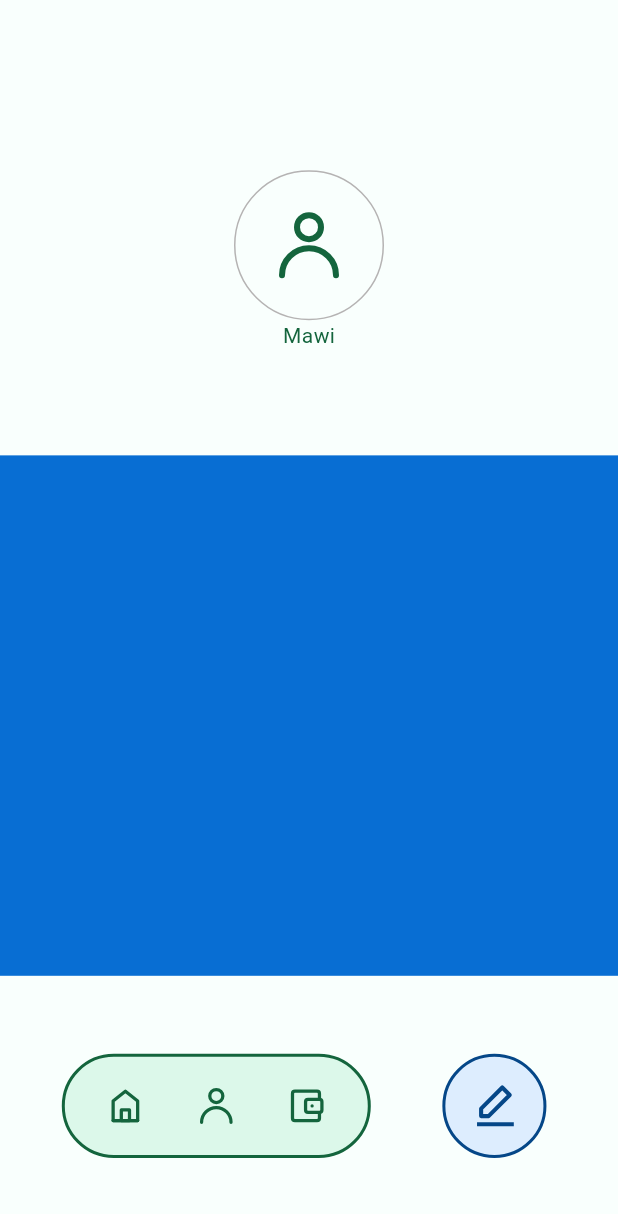
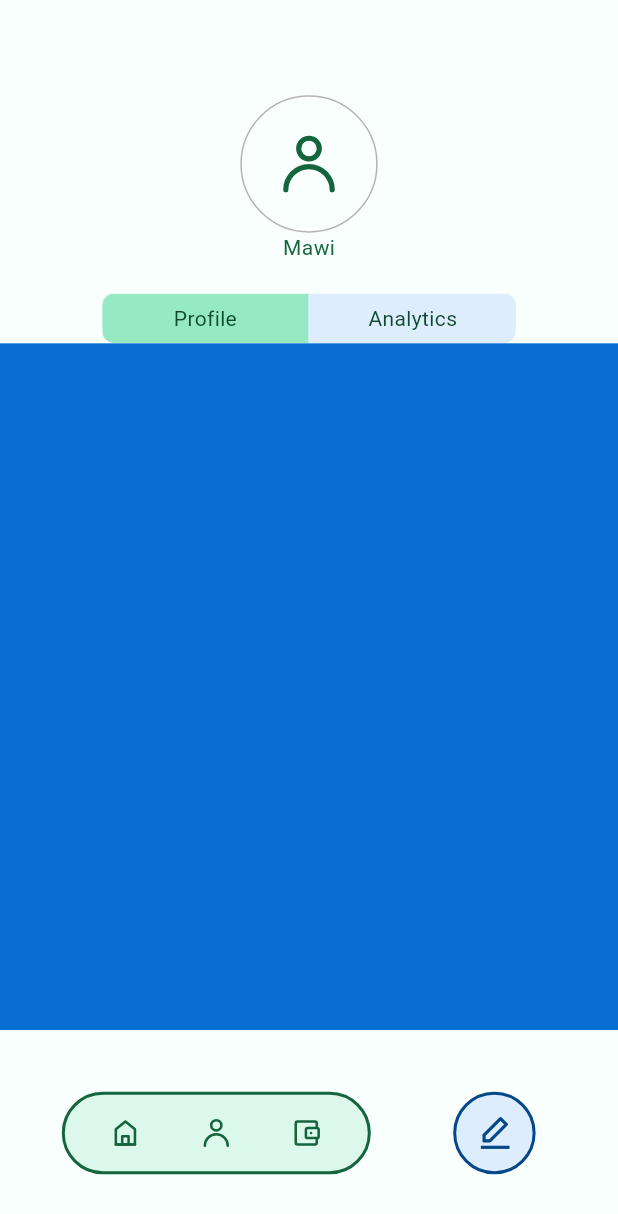
Before and after one commit to mawi-delosreyes/Trakua, a Flutter app: the screen it shows after launch, on a phone screen of 412 x 824 dp. Shown: the top 1214 px of the screen. Run offline on Flutter 3.47's test engine with Material 3 defaults, Android fonts, the phone set to English and light mode, and no system bars; drawn by our look-alikes of toggle_switch; our stand-ins replace flutter_svg.

```diff
--- a/Frontend/lib/screens/ProfileScreen.dart
+++ b/Frontend/lib/screens/ProfileScreen.dart
@@ -2,6 +2,7 @@ import 'package:flutter/material.dart';
 import 'package:frontend/style/ApplicationColors.dart';
 import 'package:frontend/widgets/NavigationBar1.dart';
 import 'package:flutter_svg/flutter_svg.dart';
+import 'package:toggle_switch/toggle_switch.dart';
 
 class ProfileScreen extends StatelessWidget {
   const ProfileScreen({super.key});
@@ -9,28 +10,27 @@ class ProfileScreen extends StatelessWidget {
   @override
   Widget build(BuildContext context) {
     return MaterialApp(
-        title: 'Frontend',
+        title: 'Chibao',
         debugShowCheckedModeBanner: false,
         home: Scaffold(
           backgroundColor: ApplicationColors.Background,
           body: new Column(
             children: [
-              new Spacer(
-                flex: 5,
-              ),
               new Flexible(
-                flex: 30,
+                flex: 25,
                 child: Column (
                   mainAxisAlignment: MainAxisAlignment.center,
                   children: [
-
+                    SizedBox(
+                      height: MediaQuery.of(context).size.height/13,
+                    ),
                     Stack(
                       alignment: Alignment.center,
                       children: <Widget> [
-
                         Container(
-                          height: 100,
-                          width: 100,
+                          height: MediaQuery.of(context).size.width/4.5,
+                          width: MediaQuery.of(context).size.width/4.5,
+                          child: DecoratedBox(
                             decoration: BoxDecoration(
                               border: Border.all(
                                 color: ApplicationColors.Neutrals_300,
@@ -39,17 +39,18 @@ class ProfileScreen extends StatelessWidget {
                               shape: BoxShape.circle
                             ),
                           ),
+                        ),
                         Container(
-                          height: 80,
-                          width: 80,
+                          height: MediaQuery.of(context).size.height/10,
+                          width: MediaQuery.of(context).size.width/10,
                           child: SvgPicture.asset(
                             'assets/icons/user.svg',
                           fit: BoxFit.scaleDown,
                           color: ApplicationColors.Primary_900),
                         ),
-
                       ]
                     ),
+
                     Container(
                       child: Text(
                         "Mawi",
@@ -58,22 +59,33 @@ class ProfileScreen extends StatelessWidget {
                         ),
                         ),
                     ),
-
-                    Container()
-
-
+                    SizedBox(
+                      height: MediaQuery.of(context).size.height/40,
+                    ),
+                    Container(
+                      child: ToggleSwitch(
+                        minHeight: MediaQuery.of(context).size.height/25,
+                        minWidth: MediaQuery.of(context).size.width/3,
+                        initialLabelIndex: 0,
+                        totalSwitches: 2,
+                        labels: ["Profile", "Analytics"],
+                        activeBgColor: [ApplicationColors.Primary_300],
+                        inactiveBgColor: ApplicationColors.Secondary_100,
+                        activeFgColor: ApplicationColors.Primary_1000,
+                        inactiveFgColor: ApplicationColors.Primary_1000,
+                      ),
+                    )
                   ],
-
                 )
               ),
               new Flexible(
-                flex: 40,
+                flex: 50,
                 child: Container (
                   color: ApplicationColors.Secondary_700,
                 )
               ),
               new Expanded(
-                flex: 20,
+                flex: 15,
                 child: Container(
                   child: new NavigationBar1(),
                 )
--- a/Frontend/lib/screens/TemplateScreen.dart
+++ b/Frontend/lib/screens/TemplateScreen.dart
@@ -9,7 +9,7 @@ class TemplateScreen extends StatelessWidget {
   @override
   Widget build(BuildContext context) {
     return MaterialApp(
-        title: 'Frontend',
+        title: 'Chibao',
         debugShowCheckedModeBanner: false,
         home: Scaffold(
           backgroundColor: ApplicationColors.Background,
--- a/Frontend/pubspec.yaml
+++ b/Frontend/pubspec.yaml
@@ -10,6 +10,8 @@ dependencies:
   flutter:
     sdk: flutter
   flutter_svg_provider: ^0.1.11
+  toggle_switch: ^2.3.0
+
 
 dev_dependencies:
   flutter_test:
```
